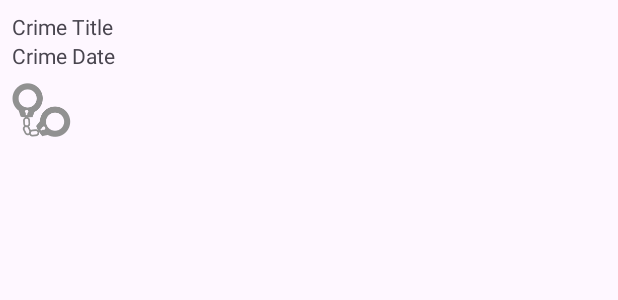
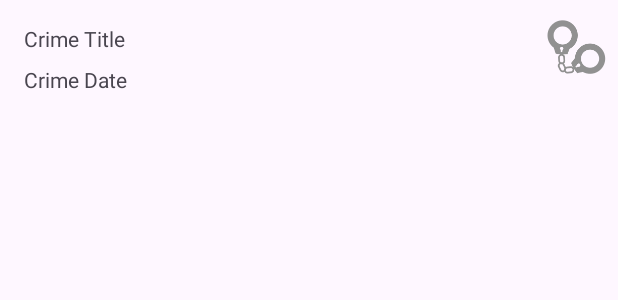
Before and after one commit to Dzeb1R/PhotoGallery, an Android app: the layout list_item_crime.xml on its own in the app's theme, with its tools: preview values and no code run, on a phone screen of 412 x 824 dp. Shown: the top 300 px of the screen. Run offline under Robolectric (Android 15) with nearby library versions, the light colour scheme and no system bars.

Commit message:
ljдобавление диалогового окна-календаря

```diff
--- a/CriminalIntent/app/src/main/res/layout/list_item_crime.xml
+++ b/CriminalIntent/app/src/main/res/layout/list_item_crime.xml
@@ -1,25 +1,36 @@
 <?xml version="1.0" encoding="utf-8"?>
-<LinearLayout xmlns:android="http://schemas.android.com/apk/res/android"
+<androidx.constraintlayout.widget.ConstraintLayout xmlns:android="http://schemas.android.com/apk/res/android"
     xmlns:app="http://schemas.android.com/apk/res-auto"
+    xmlns:tools="http://schemas.android.com/tools"
+    android:id="@+id/linearLayout2"
     android:layout_width="match_parent"
-    android:layout_height="wrap_content"
-    android:orientation="vertical"
-    android:padding="8dp">
+    android:layout_height="wrap_content">
 
     <TextView
         android:id="@+id/crime_title"
-        android:layout_width="wrap_content"
+        android:layout_width="0dp"
         android:layout_height="wrap_content"
-        android:text="Crime Title" />
+        android:layout_marginStart="16dp"
+        android:layout_marginTop="16dp"
+        android:text="Crime Title"
+        app:layout_constraintEnd_toStartOf="@+id/crime_solved"
+        app:layout_constraintStart_toStartOf="parent"
+        app:layout_constraintTop_toTopOf="parent" />
 
     <TextView
         android:id="@+id/crime_date"
-        android:layout_width="wrap_content"
+        android:layout_width="0dp"
         android:layout_height="wrap_content"
-        android:text="Crime Date" />
+        android:layout_marginStart="16dp"
+        android:layout_marginTop="8dp"
+        android:layout_marginEnd="8dp"
+        android:text="Crime Date"
+        app:layout_constraintEnd_toStartOf="@+id/crime_solved"
+        app:layout_constraintStart_toStartOf="parent"
+        app:layout_constraintTop_toBottomOf="@+id/crime_title" />
 
     <ImageView
-        android:id="@+id/imageView"
+        android:id="@+id/crime_solved"
         android:layout_width="wrap_content"
         android:layout_height="wrap_content"
         android:layout_marginTop="8dp"
@@ -30,4 +41,4 @@
         app:layout_constraintTop_toTopOf="parent"
         app:srcCompat="@drawable/ic_solved" />
 
-</LinearLayout>
+</androidx.constraintlayout.widget.ConstraintLayout>
--- a/CriminalIntent/app/src/main/res/values-night/themes.xml
+++ b/CriminalIntent/app/src/main/res/values-night/themes.xml
@@ -1,6 +1,6 @@
 <resources xmlns:tools="http://schemas.android.com/tools">
     <!-- Base application theme. -->
-    <style name="Base.Theme.CriminalIntent" parent="Theme.Material3.DayNight.NoActionBar">
+    <style name="Base.Theme.CriminalIntent" parent="Theme.Material3.DayNight">
         <!-- Customize your dark theme here. -->
         <!-- <item name="colorPrimary">@color/my_dark_primary</item> -->
     </style>
--- a/CriminalIntent/app/src/main/res/values/themes.xml
+++ b/CriminalIntent/app/src/main/res/values/themes.xml
@@ -1,6 +1,6 @@
 <resources xmlns:tools="http://schemas.android.com/tools">
     <!-- Base application theme. -->
-    <style name="Base.Theme.CriminalIntent" parent="Theme.Material3.DayNight.NoActionBar">
+    <style name="Base.Theme.CriminalIntent" parent="Theme.Material3.DayNight">
         <!-- Customize your light theme here. -->
         <!-- <item name="colorPrimary">@color/my_light_primary</item> -->
     </style>
```
Also changed, not shown: CriminalIntent/app/src/main/java/com/sample/criminalintent/CrimeDetailViewModel.kt (added, +27 -0 lines), CriminalIntent/app/src/main/java/com/sample/criminalintent/CrimeFragment.kt (+21 -5 lines), CriminalIntent/app/src/main/java/com/sample/criminalintent/CrimeListFragment.kt (+6 -5 lines), CriminalIntent/app/src/main/java/com/sample/criminalintent/CrimeListViewModel.kt (+4 -13 lines), CriminalIntent/app/src/main/java/com/sample/criminalintent/CrimeRepository.kt (+16 -2 lines), CriminalIntent/app/src/main/java/com/sample/criminalintent/DatePickerFragment.kt (added, +55 -0 lines).
